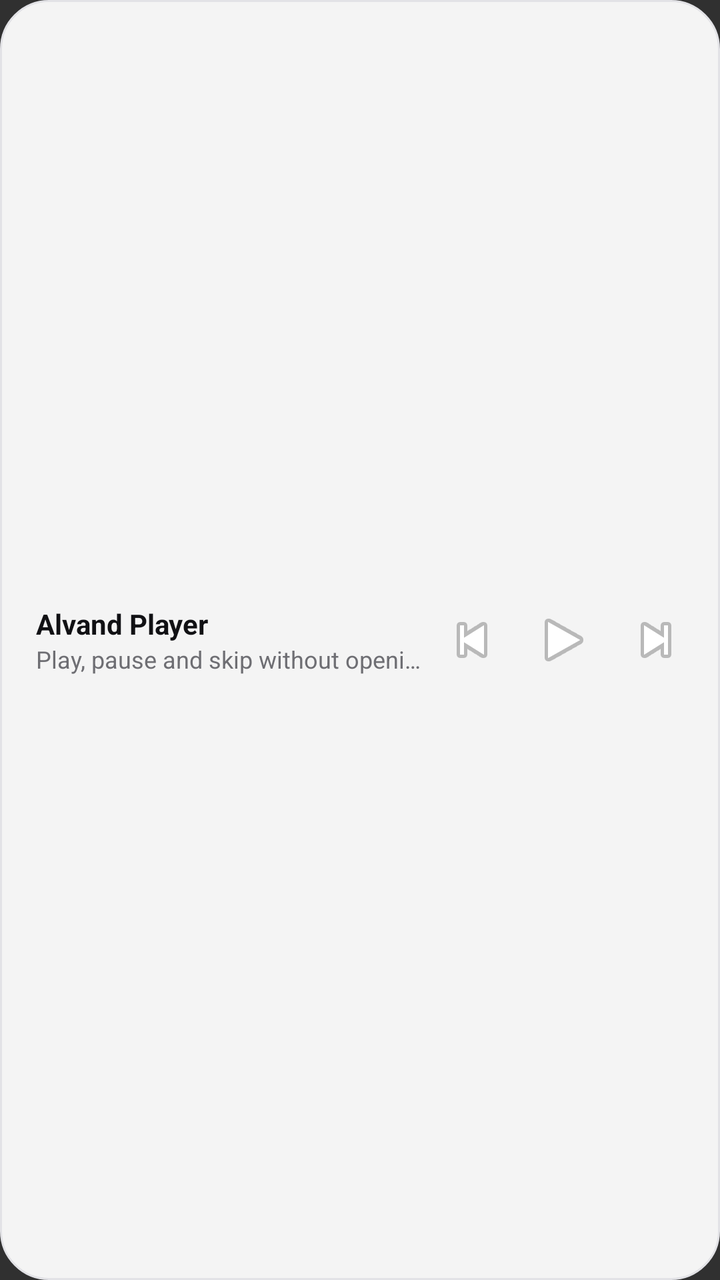
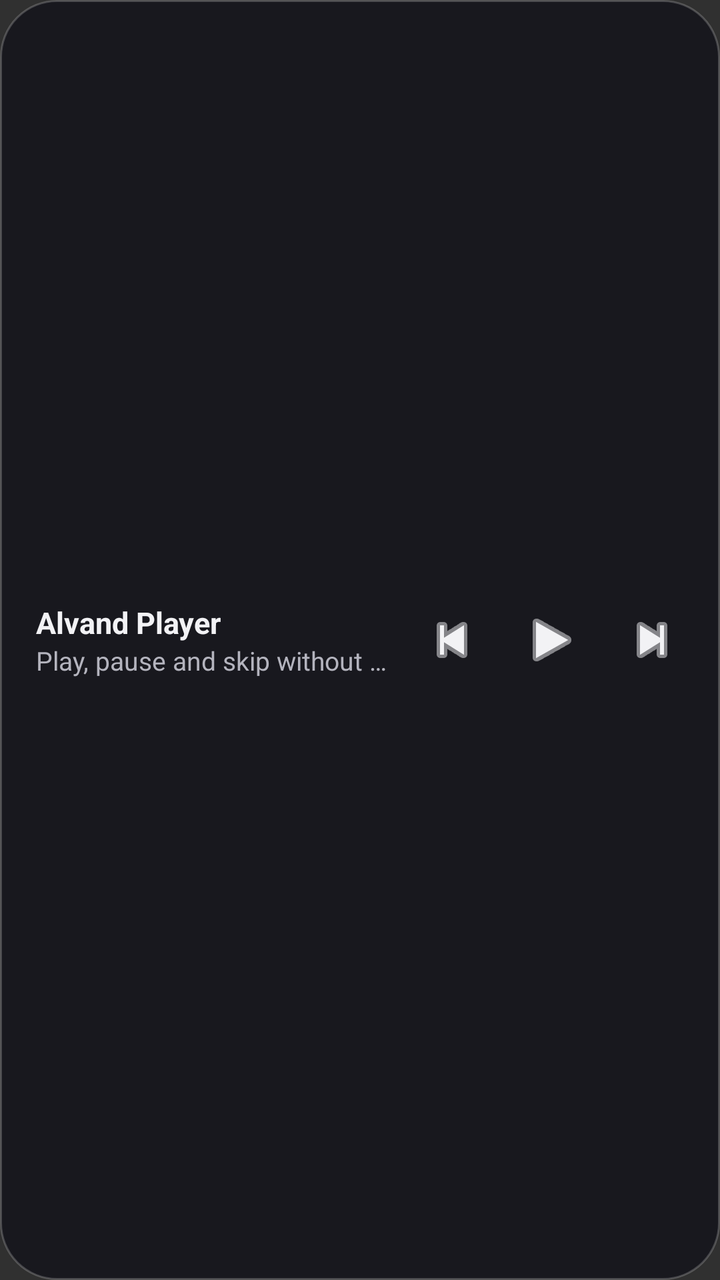

The first picture is an Android layout as it rendered before a commit; the second is the same layout after the commit. The layout source and the unified diff follow.
<!-- AndroidManifest.xml: application theme Theme.AlvandPlayer -->
<!-- res/layout/widget_player.xml -->
<?xml version="1.0" encoding="utf-8"?>
<LinearLayout xmlns:android="http://schemas.android.com/apk/res/android"
    android:layout_width="match_parent"
    android:layout_height="match_parent"
    android:background="@drawable/widget_bg"
    android:gravity="center_vertical"
    android:orientation="horizontal"
    android:padding="12dp">

    <LinearLayout
        android:id="@+id/widget_text_zone"
        android:layout_width="0dp"
        android:layout_height="wrap_content"
        android:layout_weight="1"
        android:orientation="vertical"
        android:paddingStart="6dp"
        android:paddingEnd="4dp">

        <TextView
            android:id="@+id/widget_title"
            android:layout_width="match_parent"
            android:layout_height="wrap_content"
            android:ellipsize="end"
            android:maxLines="1"
            android:text="@string/widget_name"
            android:textColor="#FF111114"
            android:textSize="14sp"
            android:textStyle="bold" />

        <TextView
            android:id="@+id/widget_artist"
            android:layout_width="match_parent"
            android:layout_height="wrap_content"
            android:ellipsize="end"
            android:maxLines="1"
            android:text="@string/widget_desc"
            android:textColor="#FF6E6E73"
            android:textSize="12sp" />
    </LinearLayout>

    <ImageButton
        android:id="@+id/widget_prev"
        android:layout_width="40dp"
        android:layout_height="40dp"
        android:background="?android:attr/selectableItemBackgroundBorderless"
        android:contentDescription="@string/widget_desc"
        android:src="@android:drawable/ic_media_previous" />

    <ImageButton
        android:id="@+id/widget_toggle"
        android:layout_width="52dp"
        android:layout_height="52dp"
        android:background="?android:attr/selectableItemBackgroundBorderless"
        android:contentDescription="@string/widget_name"
        android:src="@android:drawable/ic_media_play" />

    <ImageButton
        android:id="@+id/widget_next"
        android:layout_width="40dp"
        android:layout_height="40dp"
        android:background="?android:attr/selectableItemBackgroundBorderless"
        android:contentDescription="@string/widget_desc"
        android:src="@android:drawable/ic_media_next" />
</LinearLayout>
<!-- resources referenced by this layout -->
<resources>
  <!-- drawable widget_bg (drawable) -->
  <?xml version="1.0" encoding="utf-8"?>
  <shape xmlns:android="http://schemas.android.com/apk/res/android"
      android:shape="rectangle">
      <corners android:radius="24dp" />
      <solid android:color="#F2FFFFFF" />
      <stroke android:width="1dp" android:color="#FFE2E2E6" />
  </shape>
  <string name="widget_desc">Play, pause and skip without opening the app</string>
  <string name="widget_name">Alvand Player</string>
  <style name="Theme.AlvandPlayer" parent="Theme.AppCompat.NoActionBar">
          <item name="android:statusBarColor">@android:color/transparent</item>
          <item name="android:navigationBarColor">@android:color/transparent</item>
          <item name="android:windowTranslucentStatus">true</item>
      </style>
</resources>

<!-- the commit's change to res/layout/widget_player.xml (unified diff, before → after) -->
@@ -23,8 +23,8 @@
             android:ellipsize="end"
             android:maxLines="1"
             android:text="@string/widget_name"
-            android:textColor="#FF111114"
-            android:textSize="14sp"
+            android:textColor="#FFF2F2F5"
+            android:textSize="15sp"
             android:textStyle="bold" />
 
         <TextView
@@ -34,31 +34,34 @@
             android:ellipsize="end"
             android:maxLines="1"
             android:text="@string/widget_desc"
-            android:textColor="#FF6E6E73"
-            android:textSize="12sp" />
+            android:textColor="#FFB4B4BE"
+            android:textSize="13sp" />
     </LinearLayout>
 
     <ImageButton
         android:id="@+id/widget_prev"
-        android:layout_width="40dp"
-        android:layout_height="40dp"
+        android:layout_width="44dp"
+        android:layout_height="44dp"
         android:background="?android:attr/selectableItemBackgroundBorderless"
         android:contentDescription="@string/widget_desc"
-        android:src="@android:drawable/ic_media_previous" />
+        android:src="@android:drawable/ic_media_previous"
+        android:tint="#FFF2F2F5" />
 
     <ImageButton
         android:id="@+id/widget_toggle"
-        android:layout_width="52dp"
-        android:layout_height="52dp"
+        android:layout_width="56dp"
+        android:layout_height="56dp"
         android:background="?android:attr/selectableItemBackgroundBorderless"
         android:contentDescription="@string/widget_name"
-        android:src="@android:drawable/ic_media_play" />
+        android:src="@android:drawable/ic_media_play"
+        android:tint="#FFF2F2F5" />
 
     <ImageButton
         android:id="@+id/widget_next"
-        android:layout_width="40dp"
-        android:layout_height="40dp"
+        android:layout_width="44dp"
+        android:layout_height="44dp"
         android:background="?android:attr/selectableItemBackgroundBorderless"
         android:contentDescription="@string/widget_desc"
-        android:src="@android:drawable/ic_media_next" />
+        android:src="@android:drawable/ic_media_next"
+        android:tint="#FFF2F2F5" />
 </LinearLayout>
<!-- resource entries referenced after the edit -->
@@ -4,9 +4,9 @@
   <?xml version="1.0" encoding="utf-8"?>
   <shape xmlns:android="http://schemas.android.com/apk/res/android"
       android:shape="rectangle">
-      <corners android:radius="24dp" />
-      <solid android:color="#F2FFFFFF" />
-      <stroke android:width="1dp" android:color="#FFE2E2E6" />
+      <corners android:radius="28dp" />
+      <solid android:color="#E817171D" />
+      <stroke android:width="1dp" android:color="#33FFFFFF" />
   </shape>
   <string name="widget_desc">Play, pause and skip without opening the app</string>
   <string name="widget_name">Alvand Player</string>
